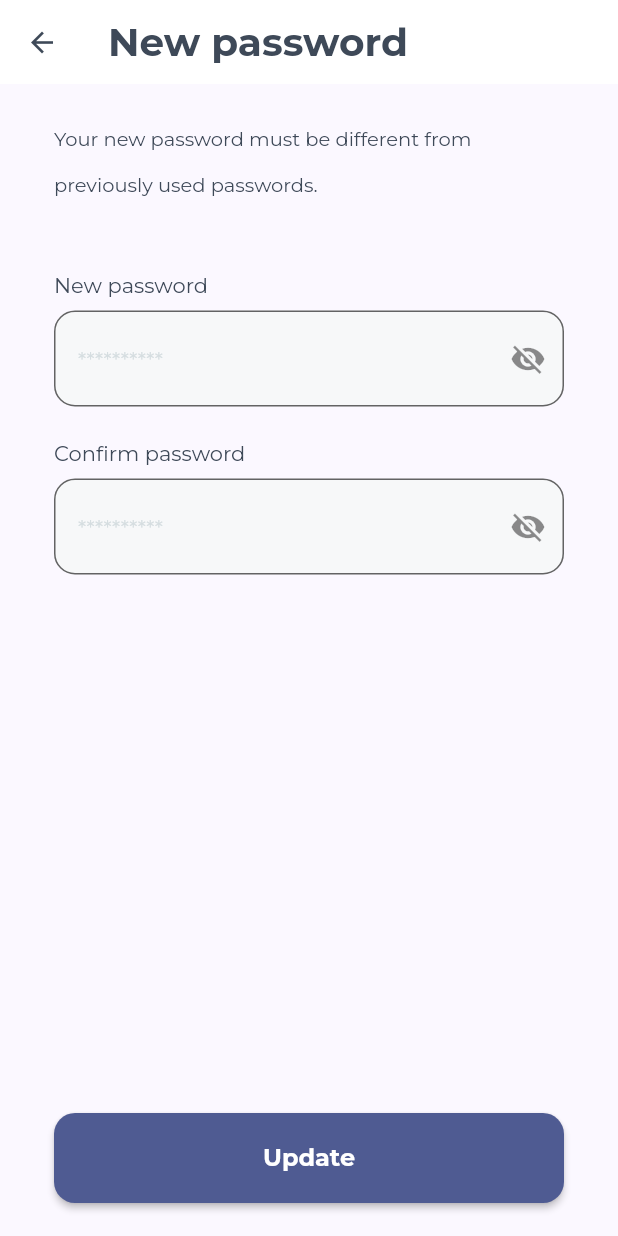
After one commit to LaithMahdi/shopy, a Flutter app: the NewPasswordScreen screen opened by its route, on a phone screen of 412 x 824 dp. The commit adds this screen. Run offline on Flutter 3.47's test engine with Material 2 defaults, Android fonts, the light colour scheme and no system bars; our stand-ins replace flutter_otp_text_field, flutter_svg, get, shared_preferences; accounts and stored records are empty.

Commit message:
still work on new password screen

```diff
--- /dev/null
+++ b/lib/controller/authentification/forgot password/new_password_controller.dart
@@ -0,0 +1,40 @@
+import 'package:flutter/material.dart';
+import 'package:get/get.dart';
+import 'package:shopy/core/constant/routes.dart';
+
+abstract class NewPasswordController extends GetxController {
+  showPassword();
+  updatePassword();
+}
+
+class NewPasswordControllerImp extends NewPasswordController {
+  late TextEditingController passwordController;
+  late TextEditingController newPasswordController;
+  GlobalKey<FormState> formstate = GlobalKey<FormState>();
+  bool isShowPassword = true;
+  bool isNewShowPassword = true;
+
+  @override
+  void onInit() {
+    // TODO: implement onInit
+    passwordController = TextEditingController();
+    newPasswordController = TextEditingController();
+    super.onInit();
+  }
+
+  @override
+  showPassword() {
+    isShowPassword = isShowPassword == true ? false : true;
+    update();
+  }
+
+  @override
+  updatePassword() {
+    if (formstate.currentState!.validate() == true &&
+        passwordController.text == newPasswordController.text) {
+      Get.offAllNamed(AppRoute.passwordResetSuccessful);
+    } else {
+      Get.defaultDialog();
+    }
+  }
+}
--- a/lib/core/constant/app_size.dart
+++ b/lib/core/constant/app_size.dart
@@ -14,4 +14,7 @@ class AppSize {
   static const double border = 0.37;
   // button
   static const double buttonPadding = 20;
+  // otp
+  static const int numberOfField = 4;
+  static const double widthOfField = 60;
 }
--- a/lib/core/constant/color.dart
+++ b/lib/core/constant/color.dart
@@ -7,7 +7,8 @@ class AppColor {
   static const Color primaryColorGrey = Color(0xff3E4958);
   static const Color primaryColorGrey1 = Color(0xffF7F8F9);
   static const Color primaryColorGrey2 = Color(0xffD5DDE0);
-
   // White
   static const Color primaryColorWhite = Color(0xffFFFFFF);
+  // Red
+  static const Color primaryColorRed = Color(0xffD0342C);
 }
--- a/lib/core/constant/routes.dart
+++ b/lib/core/constant/routes.dart
@@ -4,4 +4,7 @@ class AppRoute {
   static const String login = "/login";
   static const String signUp = "/sign_up";
   static const String forgotPassword = "/forgot_password";
+  static const String recoveryCode = "/recovery_code";
+  static const String newPassword = "/new_password";
+  static const String passwordResetSuccessful = "/password_reset_successful";
 }
--- a/lib/core/localization/translation.dart
+++ b/lib/core/localization/translation.dart
@@ -32,6 +32,22 @@ class MyTranslation extends Translations {
           "24": "رمز الاسترداد",
           "25":
               "تم إرسال رمز الاسترداد إلى هاتفك المحمول. وقت انتهاء صلاحية الرمز هو 120 ثانية.\nالرجاء إدخال الرمز:",
+          "26": "رمز الاسترداد خاطئ",
+          "27": "استعادة رمز خاطئ حاول مرة أخرى",
+          "28": "نعم",
+          "29": "إلغاء",
+          "30": "كلمة المرور الجديدة",
+          "31":
+              "يجب أن تكون كلمة مرورك الجديدة مختلفة عن كلمات المرور المستخدمة سابقًا.",
+          "32": "تأكيد كلمة المرور",
+          "33": "تحديث",
+          "34": "أرسل مجددًا",
+          "35": "",
+          "36": "",
+          "37": "",
+          "38": "",
+          "39": "",
+          "40": "",
         },
         "en": {
           "1": "Sign In",
@@ -61,7 +77,23 @@ class MyTranslation extends Translations {
           "23": "via email:",
           "24": "Recovery code",
           "25":
-              "The recovery code was sent to your mobile. Code expiration time is 120s.\nPlease enter the code:"
+              "The recovery code was sent to your mobile. Code expiration time is 120s.\nPlease enter the code:",
+          "26": "Wrong recovery code",
+          "27": "Wrong code recovery try again",
+          "28": "Ok",
+          "29": "Cancel",
+          "30": "New password",
+          "31":
+              "Your new password must be different from previously used passwords.",
+          "32": "Confirm password",
+          "33": "Update",
+          "34": "Send again",
+          "35": "",
+          "36": "",
+          "37": "",
+          "38": "",
+          "39": "",
+          "40": "",
         }
       };
 }
--- a/lib/routes.dart
+++ b/lib/routes.dart
@@ -1,7 +1,10 @@
 import 'package:get/get.dart';
 import 'package:shopy/core/constant/routes.dart';
 import 'package:shopy/core/middleware/onboarding_middleware.dart';
-import 'package:shopy/view/screen/authentification/forgot_password.dart';
+import 'package:shopy/view/screen/authentification/forgot%20password/forgot_password.dart';
+import 'package:shopy/view/screen/authentification/forgot%20password/new_password.dart';
+import 'package:shopy/view/screen/authentification/forgot%20password/password_reset_successful.dart';
+import 'package:shopy/view/screen/authentification/forgot%20password/recovery_code.dart';
 import 'package:shopy/view/screen/authentification/sign_in.dart';
 import 'package:shopy/view/screen/authentification/sign_up.dart';
 import 'package:shopy/view/screen/onboarding/onboarding.dart';
@@ -13,10 +16,13 @@ List<GetPage<dynamic>>? routes = [
   GetPage(
       name: AppRoute.onboarding,
       page: () => const OnboardingScreen(),
-      middlewares: [
-        OnboardingMiddleware(),
-      ]),
+      middlewares: [OnboardingMiddleware()]),
   GetPage(name: AppRoute.signUp, page: () => const SignUpScreen()),
   GetPage(
       name: AppRoute.forgotPassword, page: () => const ForgotPasswordScreen()),
+  GetPage(name: AppRoute.recoveryCode, page: () => const RecoveryCodeScreen()),
+  GetPage(name: AppRoute.newPassword, page: () => const NewPasswordScreen()),
+  GetPage(
+      name: AppRoute.passwordResetSuccessful,
+      page: () => const PasswordResetSuccessfulScreen()),
 ];
--- /dev/null
+++ b/lib/view/screen/authentification/forgot password/new_password.dart
@@ -0,0 +1,83 @@
+import 'package:flutter/material.dart';
+import 'package:get/get.dart';
+import 'package:shopy/controller/authentification/forgot%20password/new_password_controller.dart';
+import 'package:shopy/core/constant/app_size.dart';
+import 'package:shopy/core/constant/color.dart';
+import 'package:shopy/core/functions/valid_input.dart';
+import 'package:shopy/view/widget/authentification/custom_primary_button.dart';
+import 'package:shopy/view/widget/authentification/custom_text_auth.dart';
+import 'package:shopy/view/widget/authentification/custom_text_form_field.dart';
+import 'package:shopy/view/widget/authentification/custom_text_top_auth.dart';
+import 'package:shopy/view/widget/back_button.dart';
+
+class NewPasswordScreen extends StatelessWidget {
+  const NewPasswordScreen({super.key});
+
+  @override
+  Widget build(BuildContext context) {
+    NewPasswordControllerImp controller = Get.put(NewPasswordControllerImp());
+    return Scaffold(
+      appBar: AppBar(
+        leading: const CustomBackButton(),
+        title: Text("30".tr, style: Get.textTheme.displayLarge),
+        backgroundColor: AppColor.primaryColorWhite,
+        elevation: 0,
+      ),
+      body: Padding(
+        padding: const EdgeInsets.symmetric(
+          horizontal: AppSize.paddingContentScreen,
+        ),
+        child: Form(
+          key: controller.formstate,
+          child:
+              Column(crossAxisAlignment: CrossAxisAlignment.start, children: [
+            const SizedBox(height: AppSize.md),
+            CustomTextTopAuth(title: "31".tr),
+            const SizedBox(height: AppSize.xlg),
+            CustomTextAuth(title: "30".tr),
+            const SizedBox(height: AppSize.paddingBetween),
+            GetBuilder<NewPasswordControllerImp>(
+              builder: (controller) => CustomTextFormField(
+                hintText: "**********",
+                icon: controller.isShowPassword == true
+                    ? Icons.visibility_off
+                    : Icons.visibility,
+                keyboardType: TextInputType.text,
+                obscureText: controller.isShowPassword,
+                onTapShowEye: () => controller.showPassword(),
+                controller: controller.passwordController,
+                validator: (valid) {
+                  return validInput(valid!, 5, 30, "password");
+                },
+              ),
+            ),
+            const SizedBox(height: AppSize.lg),
+            CustomTextAuth(title: "32".tr),
+            const SizedBox(height: AppSize.paddingBetween),
+            GetBuilder<NewPasswordControllerImp>(
+              builder: (controller) => CustomTextFormField(
+                hintText: "**********",
+                icon: controller.isNewShowPassword == true
+                    ? Icons.visibility_off
+                    : Icons.visibility,
+                keyboardType: TextInputType.text,
+                obscureText: controller.isNewShowPassword,
+                onTapShowEye: () => controller.showPassword(),
+                controller: controller.newPasswordController,
+                validator: (valid) {
+                  return validInput(valid!, 5, 30, "new password");
+                },
+              ),
+            ),
+            const Spacer(),
+            CustomPrimaryButton(
+              onPressed: () => controller.updatePassword(),
+              title: "33".tr,
+            ),
+            const SizedBox(height: AppSize.lg),
+          ]),
+        ),
+      ),
+    );
+  }
+}
--- a/lib/view/widget/authentification/custom_text_form_field.dart
+++ b/lib/view/widget/authentification/custom_text_form_field.dart
@@ -47,6 +47,7 @@ class CustomTextFormField extends StatelessWidget {
           borderRadius: BorderRadius.circular(AppSize.borderRaduis),
           borderSide: const BorderSide(
             color: AppColor.primaryColorGrey2,
+            width: AppSize.border,
             strokeAlign: BorderSide.strokeAlignCenter,
             style: BorderStyle.solid,
           ),
--- a/pubspec.yaml
+++ b/pubspec.yaml
@@ -38,6 +38,7 @@ dependencies:
   get: ^4.6.5
   shared_preferences: ^2.2.0
   flutter_svg: ^2.0.7
+  flutter_otp_text_field: ^1.1.1
 
 dev_dependencies:
   flutter_test:
```
Also changed, not shown: lib/controller/authentification/forgot password/forgot_password_controller.dart (added, +15 -0 lines), lib/controller/authentification/forgot password/recovery_code_controller.dart (added, +56 -0 lines), lib/view/screen/authentification/forgot password/forgot_password.dart (renamed from lib/view/screen/authentification/forgot_password.dart, +11 -2 lines), lib/view/screen/authentification/forgot password/password_reset_successful.dart (added, +10 -0 lines), lib/view/screen/authentification/forgot password/recovery_code.dart (added, +57 -0 lines), pubspec.lock.
